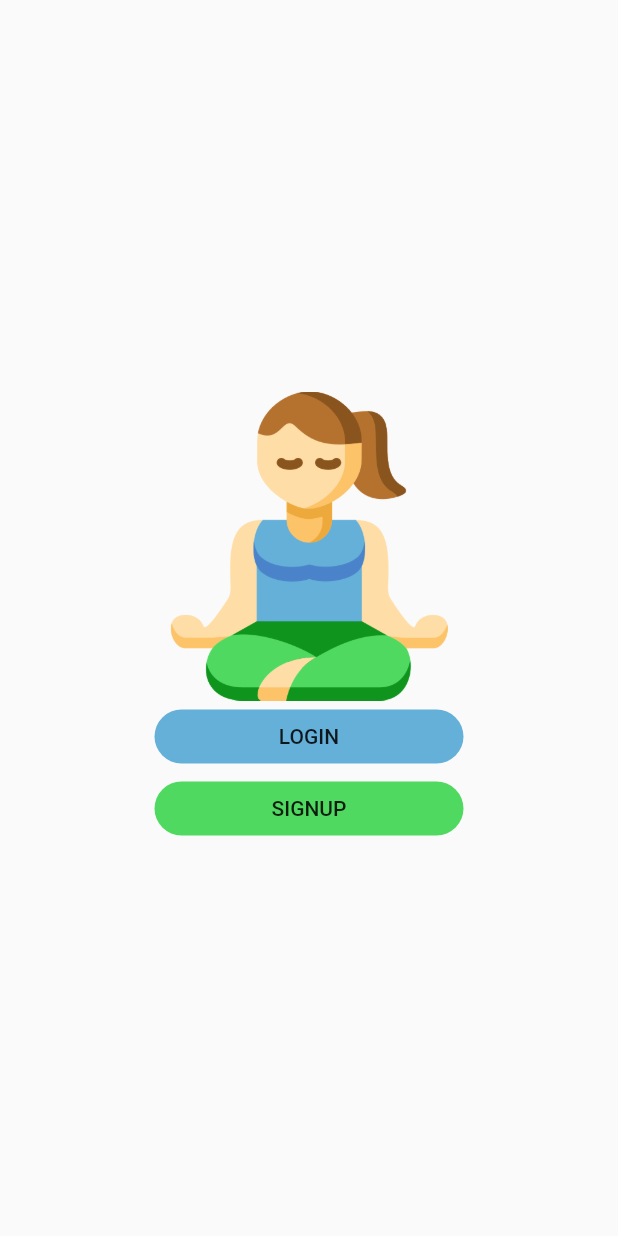
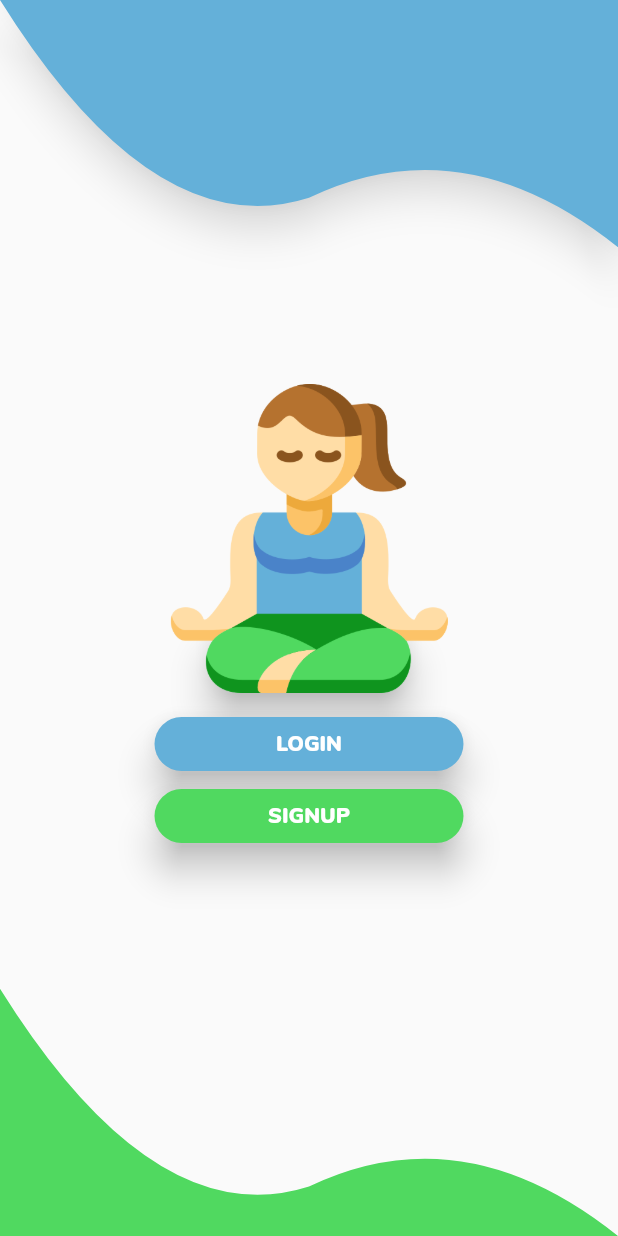
Before and after one commit to DevFreeze/daily_ui, a Flutter app: the screen it shows after launch, after a tap on "LOGIN", on a phone screen of 412 x 824 dp. Run offline on Flutter 3.47's test engine with Material 2 defaults, Android fonts, the phone set to English and light mode, and no system bars.

Commit message:
First SignIn Screen

```diff
--- a/lib/ui/screens/sign_up.dart
+++ b/lib/ui/screens/sign_up.dart
@@ -1,4 +1,8 @@
 import 'package:flutter/material.dart';
+
+import 'package:daily_ui/ui/shapes/top_wave_clipper.dart';
+import 'package:daily_ui/ui/shapes/bottom_wave_clipper.dart';
+import 'package:daily_ui/ui/shapes/shadow_painter.dart';
 
 class SignUp extends StatelessWidget {
   @override
@@ -6,38 +10,100 @@ class SignUp extends StatelessWidget {
     return Scaffold(
       body: Center(
         child: Column(
-        mainAxisAlignment: MainAxisAlignment.center,
+          mainAxisAlignment: MainAxisAlignment.spaceBetween,
           children: <Widget>[
+            CustomPaint(
+              painter: ShadowPainter(),
+              child: ClipPath(
+                  clipper: TopWaveClipper(),
+                  child: Container(
+                      width: MediaQuery.of(context).size.width,
+                      height: MediaQuery.of(context).size.height * 0.2,
+                      color: Color(0xFF64B0D9))),
+            ),
+
+            Column(
+              children: <Widget>[
+
+                Stack(
+                  alignment: Alignment.bottomCenter,
+                  children: <Widget>[
+                    Container(
+                      width: MediaQuery.of(context).size.width * 0.33,
+                      height: MediaQuery.of(context).size.height * 0.06,
+                      child: Material(
+                        elevation: 10.0,
+                        shape: RoundedRectangleBorder(
+                            borderRadius: BorderRadius.circular(18.0)
+                        ),
+                        color: Colors.transparent,
+                      ),
+                    ),
                     Container(
                       width: MediaQuery.of(context).size.width * 0.5,
                       child: Image.asset("assets/yoga.png"),
                     ),
+
+
+                  ],
+                ),
+
+
+
                 Container(
+                  padding: EdgeInsets.only(top: 10.0),
                   width: MediaQuery.of(context).size.width * 0.5,
-            child: FlatButton(
+                  child: RaisedButton(
+                    elevation: 10.0,
                     onPressed: () {
                       print("LOGIN");
                     },
                     color: Color(0xFF64B0D9),
                     shape: RoundedRectangleBorder(
                         borderRadius: BorderRadius.circular(18.0)),
-              child: Text("LOGIN"),
+                    child: Text(
+                      "LOGIN",
+                      style: TextStyle(
+                        color: Colors.white,
+                        fontFamily: "Nunito",
+                        fontWeight: FontWeight.w900,
+                      ),
+                    ),
                   ),
                 ),
                 Container(
                   width: MediaQuery.of(context).size.width * 0.5,
-            child: FlatButton(
+                  child: RaisedButton(
+                    elevation: 10.0,
                     onPressed: () {
                       print("SIGNUP");
                     },
-              child: Text("SIGNUP"),
+                    child: Text(
+                      "SIGNUP",
+                      style: TextStyle(
+                        color: Colors.white,
+                        fontFamily: "Nunito",
+                        fontWeight: FontWeight.w900,
+                      ),
+                    ),
                     color: Color(0xFF50D960),
                     shape: RoundedRectangleBorder(
                         borderRadius: BorderRadius.circular(18.0)),
                   ),
                 ),
               ],
-      )),
+            ),
+            ClipPath(
+              clipper: BottomWaveClipper(),
+              child: Container(
+                width: MediaQuery.of(context).size.width,
+                height: MediaQuery.of(context).size.height * 0.2,
+                color: Color(0xFF50D960),
+              ),
+            ),
+          ],
+        ),
+      ),
     );
   }
 }
--- /dev/null
+++ b/lib/ui/shapes/bottom_wave_clipper.dart
@@ -0,0 +1,22 @@
+import 'package:flutter/material.dart';
+
+class BottomWaveClipper extends CustomClipper<Path> {
+  @override
+  Path getClip(Size size) {
+    Path path = new Path();
+
+    path.quadraticBezierTo(size.width / 4, size.height, size.width / 2, size.height / 5 * 4);
+    path.quadraticBezierTo(size.width - (size.width / 4), size.height / 2, size.width, size.height);
+
+    path.lineTo(size.width, size.height);
+    path.lineTo(0.0, size.height);
+
+    path.close();
+    return path;
+  }
+
+  @override
+  bool shouldReclip(CustomClipper<Path> oldClipper) {
+    return true;
+  }
+}
--- /dev/null
+++ b/lib/ui/shapes/shadow_painter.dart
@@ -0,0 +1,30 @@
+import 'package:flutter/material.dart';
+
+class ShadowPainter extends CustomPainter {
+  @override
+  void paint(Canvas canvas, Size size) {
+    Path path = new Path();
+    Paint paint = new Paint();
+
+    paint.color = Colors.transparent;
+
+    var rect = Rect.fromLTWH(0.0, 0.0, size.width, size.height);
+
+    canvas.drawRect(rect, paint);
+
+    path.quadraticBezierTo(size.width / 4, size.height, size.width / 2, size.height / 5 * 4);
+    path.quadraticBezierTo(size.width - (size.width / 4), size.height / 2, size.width, size.height);
+
+    path.lineTo(size.width, 0.0);
+
+    path.close();
+
+    canvas.drawShadow(path, Colors.black54, 10.0, false);
+  }
+
+  @override
+  bool shouldRepaint(CustomPainter oldDelegate) {
+    return true;
+  }
+
+}
--- /dev/null
+++ b/lib/ui/shapes/top_wave_clipper.dart
@@ -0,0 +1,21 @@
+import 'package:flutter/material.dart';
+
+class TopWaveClipper extends CustomClipper<Path> {
+  @override
+  Path getClip(Size size) {
+    Path path = new Path();
+
+    path.quadraticBezierTo(size.width / 4, size.height, size.width / 2, size.height / 5 * 4);
+    path.quadraticBezierTo(size.width - (size.width / 4), size.height / 2, size.width, size.height);
+
+    path.lineTo(size.width, 0.0);
+
+    path.close();
+    return path;
+  }
+
+  @override
+  bool shouldReclip(CustomClipper<Path> oldClipper) {
+    return true;
+  }
+}
```
Also changed, not shown: pubspec.yaml (+12 -0 lines), fonts/Nunito-Black.ttf (added), fonts/Nunito-Bold.ttf (added), fonts/Nunito-ExtraBold.ttf (added), fonts/Nunito-Regular.ttf (added). Lines whose indentation alone changed are shown as unchanged.
